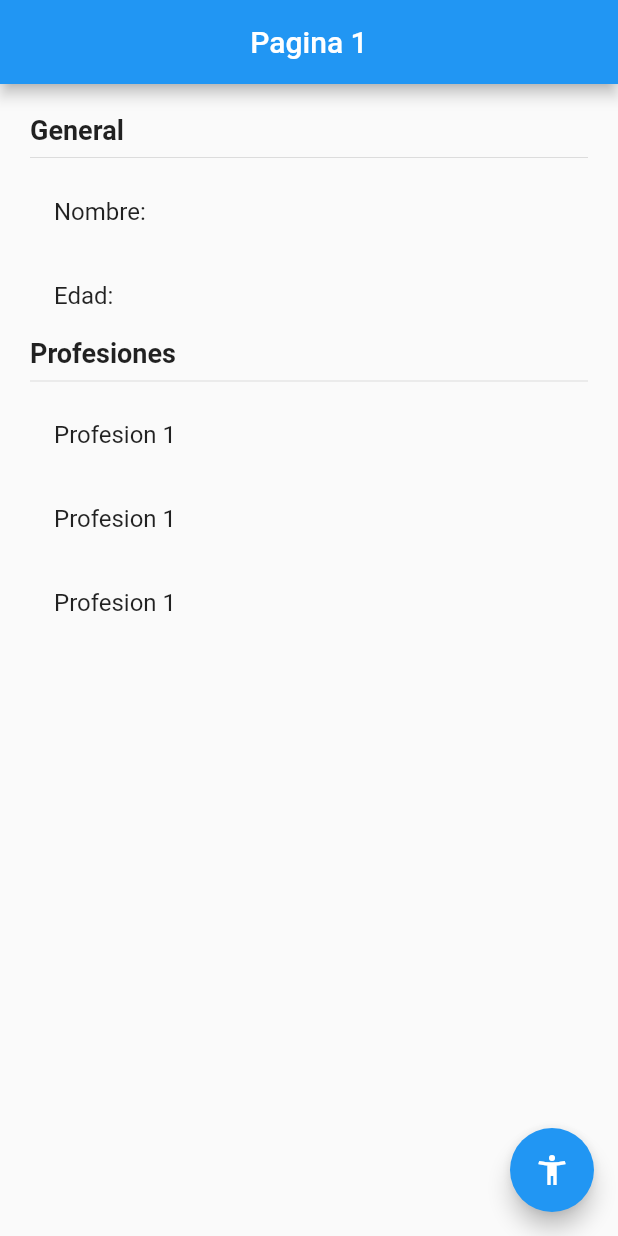
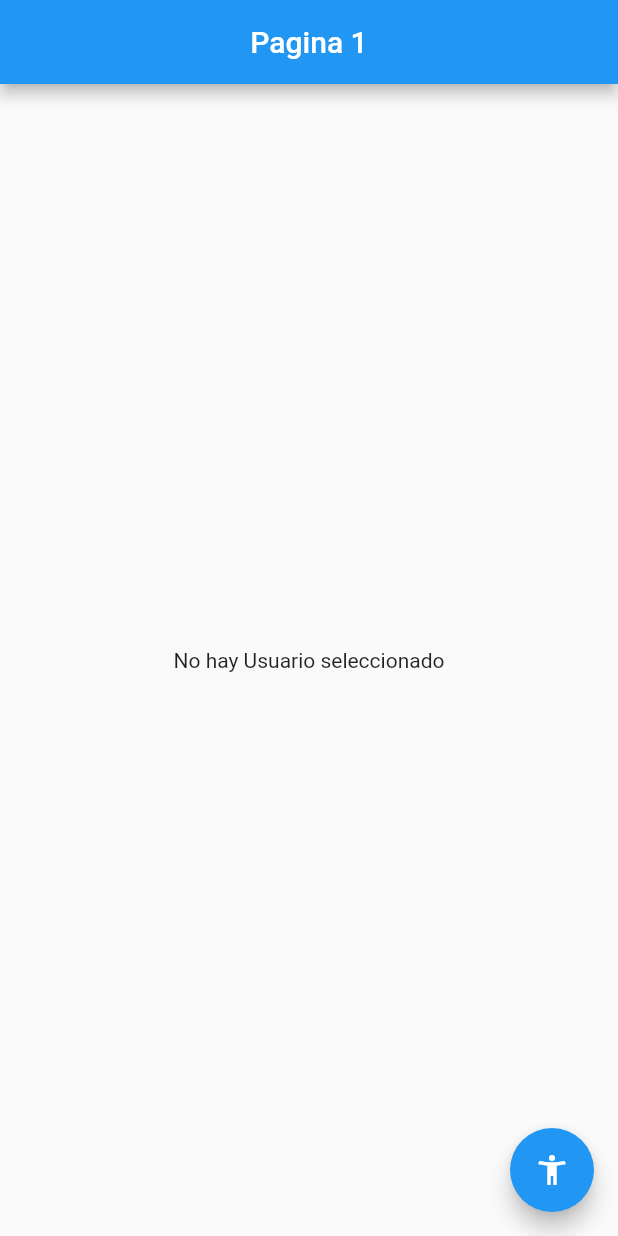
Before and after one commit to efernandez21/gestores-flutter, a Flutter app: the screen it shows after launch, on a phone screen of 412 x 824 dp. Run offline on Flutter 3.47's test engine with Material 2 defaults, Android fonts, the phone set to English and light mode, and no system bars; our stand-ins replace get.

```diff
--- a/lib/main.dart
+++ b/lib/main.dart
@@ -1,21 +1,29 @@
 import 'package:flutter/material.dart';
+
+import 'package:get/get.dart';
 
 import 'package:estados_app/src/pages/pagina1_page.dart';
 import 'package:estados_app/src/pages/pagina2_page.dart';
+
 
 void main() => runApp(MyApp());
 
 class MyApp extends StatelessWidget {
   @override
   Widget build(BuildContext context) {
-    return MaterialApp(
+    return GetMaterialApp(
       debugShowCheckedModeBanner: false,
       title: 'Material App',
       initialRoute: 'pagina1',
-      routes: {
-        'pagina1' : (_) => Pagina1Page(),
-        'pagina2' : (_) => Pagina2Page(),
-      },
+      // routes: {
+      //   'pagina1' : (_) => Pagina1Page(),
+      //   'pagina2' : (_) => Pagina2Page(),
+      // },
+      // Se usa para el concepto de inyeccion de dependencias
+      getPages: [
+        GetPage(name: 'pagina1', page: ()=> Pagina1Page()),
+        GetPage(name: 'pagina2', page: ()=> Pagina2Page()),
+      ],
     );
   }
 }
--- /dev/null
+++ b/lib/src/controllers/usuario_controller.dart
@@ -0,0 +1,37 @@
+// Archivo para manejar el controlador de manera global
+
+import 'package:estados_app/src/models/usuario.dart';
+import 'package:get/get.dart';
+
+// Controlador de Getx
+class UsuarioController extends GetxController {
+  // Propiedades del usuario, para convertirlas en observables, se deja en var por simplicidad, el observable es parecido a un stream, ademas de crear el observable lo estamos definiendo con valores ya determinados
+  var existeUsuario = false.obs;
+  var usuario = new Usuario().obs;
+  // get para manejar el numero de profesiones, devolver la longitud de su lista
+  int get profesionesCount {
+    return this.usuario.value.profesiones.length;
+  }
+  // Metodo para el cambio de Usuario
+  void cargarUsuario(Usuario pUsuario) {
+    // Cambiando los valores del observable, añadimos a nuestro stream del observable esos valores
+    this.existeUsuario.value = true;
+    this.usuario.value = pUsuario;
+  }
+
+  // Metodo para cambiar Edad
+  void cambiarEdad(int pEdad) {
+    // Para cambiar el valor de una propiedad de mi usuario usamos el update
+    this.usuario.update((val) {
+      val.edad = pEdad;
+    });
+  }
+
+  // Metodo para agregar Profesion
+  void agregarProfesion(String profesion) {
+    this.usuario.update((val) {
+      // Actualizacion de profesiones mediante el spread
+      val.profesiones = [...val.profesiones, profesion];
+    });
+  }
+}
--- a/lib/src/pages/pagina1_page.dart
+++ b/lib/src/pages/pagina1_page.dart
@@ -1,26 +1,55 @@
+import 'package:estados_app/src/controllers/usuario_controller.dart';
+import 'package:estados_app/src/models/usuario.dart';
 import 'package:flutter/material.dart';
 
+import 'package:get/get.dart';
+
+// import 'package:estados_app/src/pages/pagina2_page.dart';
 class Pagina1Page extends StatelessWidget {
+  // Para navegar con get es muy sencillo basta con llamar el Get y .to() hacia la pantalla a navegar, inyectamos nuestro usuarioController  como una inyeccion de dependencias a nuestro context
+
   @override
   Widget build(BuildContext context) {
+    // Inyeccion del controllador a mi context, lo eleva al context y obtengo la misma instancia del UsuarioController
+    final usuarioCtrl = Get.put(UsuarioController());
+    // Podemos usar la funcion Obx que al cambiar una propiedad redibujara un widget
     return Scaffold(
       appBar: AppBar(
         centerTitle: true,
         title: Text('Pagina 1'),
       ),
-      body: InformacionUsuario(),
+      body: Obx(() =>
+          usuarioCtrl.existeUsuario.value
+            ? InformacionUsuario(usuario: usuarioCtrl.usuario.value,)
+            : NoInfo()
+      ),
       floatingActionButton: FloatingActionButton(
         child: Icon(Icons.accessibility_new),
-        onPressed: () {
-          Navigator.pushNamed(context, 'pagina2');
-        },
+        // onPressed: () => Navigator.pushNamed(context, 'pagina2'),
+        // onPressed: () => Get.to(()=>Pagina2Page()),
+        onPressed: () => Get.toNamed('pagina2',
+            arguments: {'nombre': 'Fernando', 'edad': 35}),
       ),
+    );
+  }
+}
+
+// Widget para usuario No establecido
+class NoInfo extends StatelessWidget {
+  @override
+  Widget build(BuildContext context) {
+    return Container(
+      child: Center(child: Text('No hay Usuario seleccionado')),
     );
   }
 }
 
 // Widget para contener la informacion del usuario
 class InformacionUsuario extends StatelessWidget {
+  // Recibe la informacion a trabajar
+  final Usuario usuario;
+
+  InformacionUsuario({Key key, @required this.usuario}) : super(key: key);
 
   @override
   Widget build(BuildContext context) {
@@ -31,22 +60,26 @@ class InformacionUsuario extends StatelessWidget {
       child: Column(
         crossAxisAlignment: CrossAxisAlignment.start,
         children: [
-          Text('General', style: TextStyle(fontSize: 18, fontWeight: FontWeight.bold),),
+          Text(
+            'General',
+            style: TextStyle(fontSize: 18, fontWeight: FontWeight.bold),
+          ),
           Divider(),
-
           ListTile(
-            title: Text('Nombre: '),
+            title: Text('Nombre: ${this.usuario.nombre}'),
           ),
           ListTile(
-            title: Text('Edad: '),
+            title: Text('Edad: ${this.usuario.edad}'),
           ),
-
-          Text('Profesiones', style: TextStyle(fontSize: 18, fontWeight: FontWeight.bold),),
+          Text(
+            'Profesiones',
+            style: TextStyle(fontSize: 18, fontWeight: FontWeight.bold),
+          ),
           Divider(),
-
-          ListTile(title: Text('Profesion 1'),),
-          ListTile(title: Text('Profesion 1'),),
-          ListTile(title: Text('Profesion 1'),),
+          if(usuario.profesiones != null)
+            ...usuario.profesiones.map((profesion) => ListTile(
+              title: Text(profesion),
+            )).toList()
         ],
       ),
     );
--- a/pubspec.yaml
+++ b/pubspec.yaml
@@ -28,6 +28,7 @@ dependencies:
   # The following adds the Cupertino Icons font to your application.
   # Use with the CupertinoIcons class for iOS style icons.
   cupertino_icons: ^1.0.0
+  get: ^3.26.0
 
 dev_dependencies:
   flutter_test:
```
Also changed, not shown: lib/src/pages/pagina2_page.dart (+56 -22 lines), pubspec.lock.
